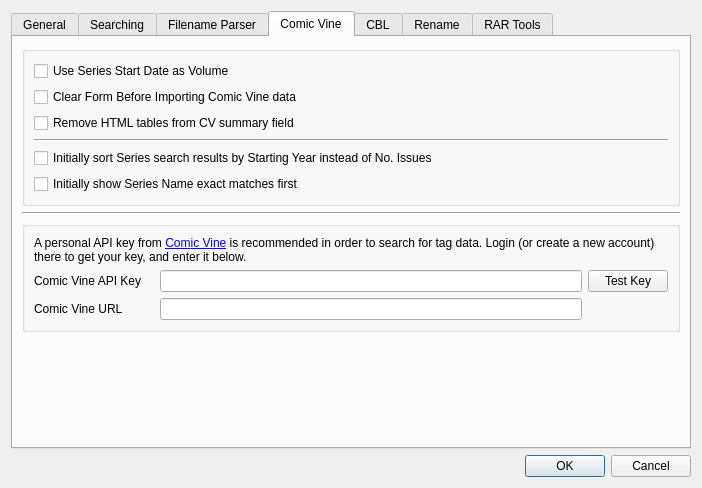
comictagger/comictagger, file comictaggerlib/ui/settingswindow.ui: the form before one commit.
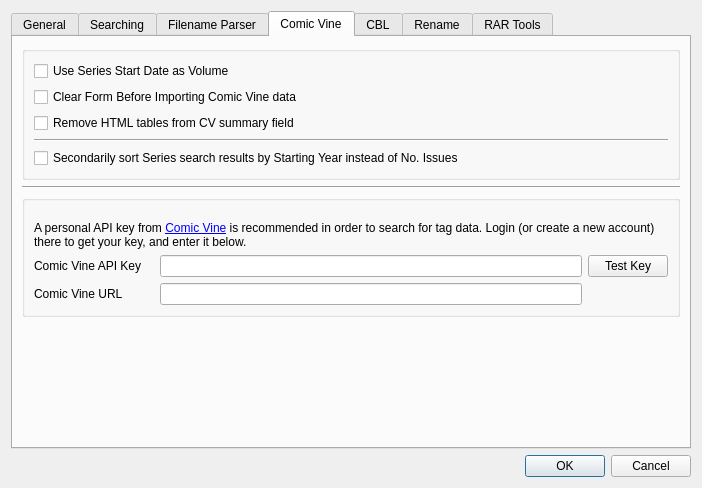
The form after the commit. The open tabs and pages were chosen to show the change.

Commit message: Sort volume window by fuzz ratio first.

Patch:
```diff
--- a/comictaggerlib/ui/settingswindow.ui
+++ b/comictaggerlib/ui/settingswindow.ui
@@ -361,14 +361,7 @@
               <item>
                <widget class="QCheckBox" name="cbxSortByYear">
                 <property name="text">
-                 <string>Initially sort Series search results by Starting Year instead of No. Issues</string>
-                </property>
-               </widget>
-              </item>
-              <item>
-               <widget class="QCheckBox" name="cbxExactMatches">
-                <property name="text">
-                 <string>Initially show Series Name exact matches first</string>
+                 <string>Secondarily sort Series search results by Starting Year instead of No. Issues</string>
                 </property>
                </widget>
               </item>
```
Left out of the diff: 2 changed lines with no effect on the pictures. The commit also changes 7 other files.
